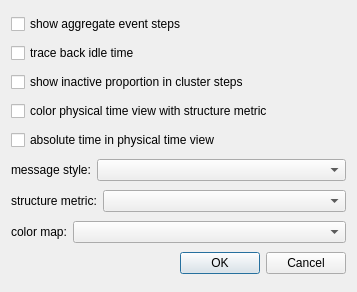
Above: src/visoptionsdialog.ui from LLNL/ravel before the change. Below: the same form after it.
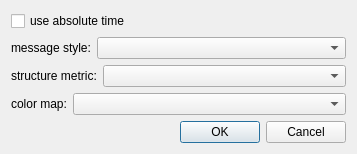
That is the form after the change.

```diff
--- a/src/visoptionsdialog.ui
+++ b/src/visoptionsdialog.ui
@@ -31,60 +31,20 @@
     <x>0</x>
     <y>0</y>
     <width>357</width>
-    <height>292</height>
+    <height>150</height>
    </rect>
   </property>
   <property name="windowTitle">
    <string>Visualization Options</string>
   </property>
   <layout class="QVBoxLayout" name="verticalLayout">
-   <item>
-    <widget class="QCheckBox" name="showAggregateCheckBox">
-     <property name="toolTip">
-      <string>Show steps in between messaging events. MPI only.</string>
-     </property>
-     <property name="text">
-      <string>show aggregate event steps</string>
-     </property>
-    </widget>
-   </item>
-   <item>
-    <widget class="QCheckBox" name="traceBackCheckBox">
-     <property name="toolTip">
-      <string>Experimental.</string>
-     </property>
-     <property name="text">
-      <string>trace back idle time</string>
-     </property>
-    </widget>
-   </item>
-   <item>
-    <widget class="QCheckBox" name="inactiveCheckBox">
-     <property name="toolTip">
-      <string>Cluster glyphs have transparent area to show inactive timelines at that step.</string>
-     </property>
-     <property name="text">
-      <string>show inactive proportion in cluster steps</string>
-     </property>
-    </widget>
-   </item>
-   <item>
-    <widget class="QCheckBox" name="metricColorTraditionalCheckBox">
-     <property name="toolTip">
-      <string>Physical timeline events also colored using metric.</string>
-     </property>
-     <property name="text">
-      <string>color physical time view with structure metric</string>
-     </property>
-    </widget>
-   </item>
    <item>
     <widget class="QCheckBox" name="absoluteTimeCheckBox">
      <property name="toolTip">
       <string>Physical time axis shows absolute time rather than offset time.</string>
      </property>
      <property name="text">
-      <string>absolute time in physical time view</string>
+      <string>use absolute time</string>
      </property>
     </widget>
    </item>
```
Left out of the diff: 27 changed lines with no effect on the pictures.
